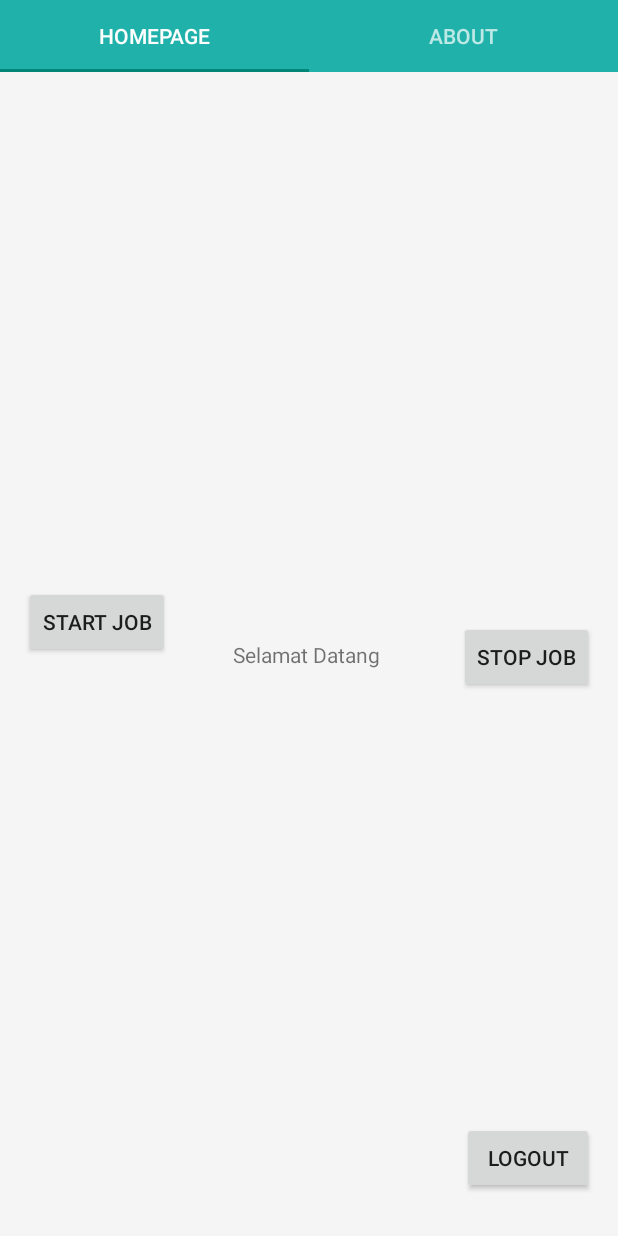
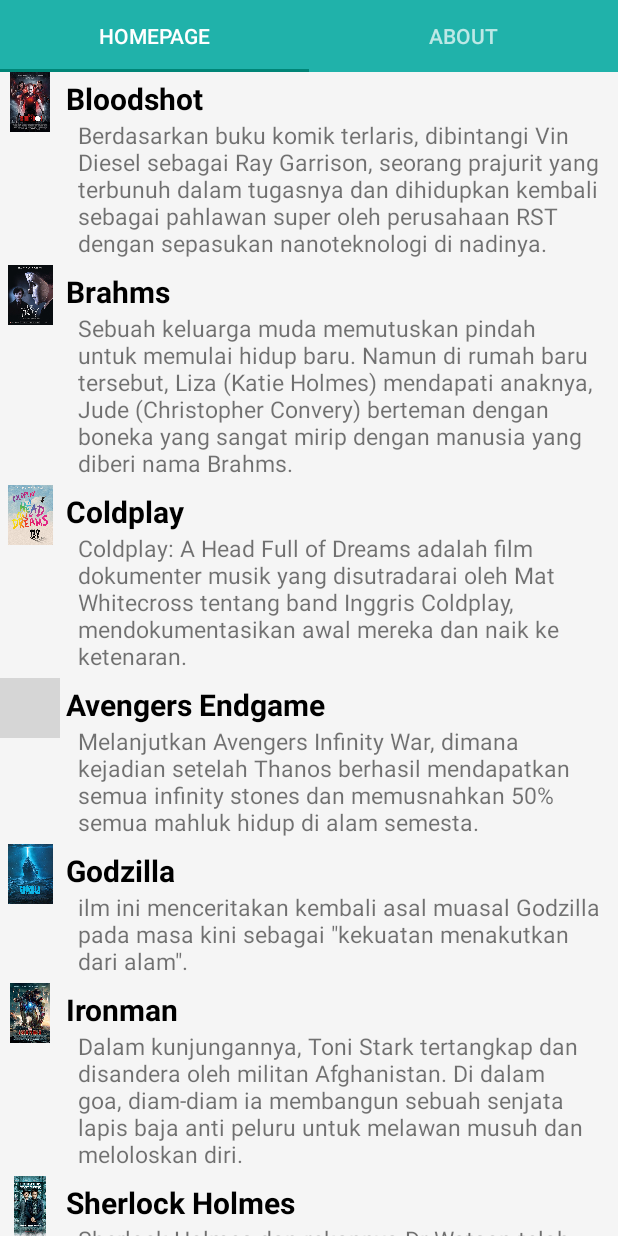
Before and after one commit to Rutfebrianti/ProgAndro, an Android app: the Homepage screen opened directly, with no data from a screen before it, on a phone screen of 412 x 824 dp. Run offline under Robolectric (Android 15) with nearby library versions, the phone set to English and light mode, and no system bars; grey boxes are pictures that could not be loaded.

Commit message:
Add Recycler View for Movie

```diff
--- a/app/src/main/java/com/example/progandro/About.java
+++ b/app/src/main/java/com/example/progandro/About.java
@@ -15,7 +15,6 @@ public class About extends Fragment {
         @Override
         public View onCreateView(@NonNull LayoutInflater inflater, @Nullable ViewGroup viewGroup, @Nullable Bundle savedInstanceState) {
             super.onCreateView(inflater, viewGroup, savedInstanceState);
-            System.out.println("tes");
             return inflater.inflate(R.layout.about_fragment, viewGroup, false);
         }
     }
--- a/app/src/main/java/com/example/progandro/Homepage.java
+++ b/app/src/main/java/com/example/progandro/Homepage.java
@@ -1,43 +1,58 @@
 package com.example.progandro;
 
-import android.content.Context;
-import android.content.Intent;
-import android.content.SharedPreferences;
 import android.os.Bundle;
 import android.view.LayoutInflater;
 import android.view.View;
 import android.view.ViewGroup;
-import android.widget.Button;
-import android.widget.TextView;
 
 import androidx.annotation.NonNull;
+import androidx.annotation.Nullable;
 import androidx.fragment.app.Fragment;
+import androidx.recyclerview.widget.LinearLayoutManager;
+import androidx.recyclerview.widget.RecyclerView;
 
+import java.util.ArrayList;
+import java.util.List;
 
 public class Homepage extends Fragment {
-
-    SharedPreferences sharedPreferences;
-    private Button logout;
+    private List<MovieRecyclerItem> movieRecyclerItemList;
 
     @Override
     public View onCreateView(@NonNull LayoutInflater inflater, ViewGroup viewGroup, Bundle savedInstanceState) {
         super.onCreateView(inflater, viewGroup, savedInstanceState);
         View rootView = inflater.inflate(R.layout.home_fragment, viewGroup, false);
-
-        logout = rootView.findViewById(R.id.logout);
-
-        logout.setOnClickListener(new View.OnClickListener() {
-            @Override
-            public void onClick(View v) {
-                sharedPreferences = getActivity().getSharedPreferences("my_preference", Context.MODE_PRIVATE);
-                SharedPreferences.Editor editor = sharedPreferences.edit();
-                editor.clear();
-                editor.commit();
-                Intent logout = new Intent(getActivity() , Login.class);
-                startActivity(logout);
-            }
-        });
-
+        RecyclerView recyclerView = rootView.findViewById(R.id.recyclerView);
+        RecyclerViewAdapter recyclerViewAdapter = new RecyclerViewAdapter(getContext(), movieRecyclerItemList);
+        recyclerView.setLayoutManager(new LinearLayoutManager(getActivity()));
+        recyclerView.setAdapter(recyclerViewAdapter);
+        recyclerView.setNestedScrollingEnabled(false);
         return rootView;
     }
+    @Override
+    public void onCreate(@Nullable Bundle savedInstanceState) {
+        super.onCreate(savedInstanceState);
+
+        movieRecyclerItemList = new ArrayList<>();
+
+        movieRecyclerItemList.add(new MovieRecyclerItem(R.drawable.bloodshot, "Bloodshot",
+                "Berdasarkan buku komik terlaris, dibintangi Vin Diesel sebagai Ray Garrison, seorang prajurit yang terbunuh dalam tugasnya dan dihidupkan kembali sebagai pahlawan super oleh perusahaan RST dengan sepasukan nanoteknologi di nadinya."));
+
+        movieRecyclerItemList.add(new MovieRecyclerItem(R.drawable.brahms, "Brahms",
+                "Sebuah keluarga muda memutuskan pindah untuk memulai hidup baru. Namun di rumah baru tersebut, Liza (Katie Holmes) mendapati anaknya, Jude (Christopher Convery) berteman dengan boneka yang sangat mirip dengan manusia yang diberi nama Brahms."));
+
+        movieRecyclerItemList.add(new MovieRecyclerItem(R.drawable.coldplay, "Coldplay",
+                "Coldplay: A Head Full of Dreams adalah film dokumenter musik yang disutradarai oleh Mat Whitecross tentang band Inggris Coldplay, mendokumentasikan awal mereka dan naik ke ketenaran."));
+
+        movieRecyclerItemList.add(new MovieRecyclerItem(R.drawable.endgame, "Avengers Endgame",
+                "Melanjutkan Avengers Infinity War, dimana kejadian setelah Thanos berhasil mendapatkan semua infinity stones dan memusnahkan 50% semua mahluk hidup di alam semesta."));
+
+        movieRecyclerItemList.add(new MovieRecyclerItem(R.drawable.godzilla, "Godzilla",
+                "ilm ini menceritakan kembali asal muasal Godzilla pada masa kini sebagai \"kekuatan menakutkan dari alam\"."));
+
+        movieRecyclerItemList.add(new MovieRecyclerItem(R.drawable.ironman, "Ironman",
+                "Dalam kunjungannya, Toni Stark tertangkap dan disandera oleh militan Afghanistan. Di dalam goa, diam-diam ia membangun sebuah senjata lapis baja anti peluru untuk melawan musuh dan meloloskan diri."));
+
+        movieRecyclerItemList.add(new MovieRecyclerItem(R.drawable.sherlock, "Sherlock Holmes",
+                "Sherlock Holmes dan rekannya Dr Watson telah berhasil memenjarakan Lord Blackwood, seorang pembunuh berantai ditakuti yang kemudian dieksekusi. Namun, Blackwood tampaknya telah kembali dari kematian."));
+    }
 }
--- /dev/null
+++ b/app/src/main/java/com/example/progandro/MovieRecyclerItem.java
@@ -0,0 +1,25 @@
+package com.example.progandro;
+
+public class MovieRecyclerItem {
+    private int mImageResource;
+    private String mTitle;
+    private String mDescription;
+
+    public MovieRecyclerItem(int imageResource, String title, String description) {
+        mImageResource = imageResource;
+        mTitle = title;
+        mDescription = description;
+    }
+
+    public int getmImageResource() {
+        return mImageResource;
+    }
+
+    public String getmTitle() {
+        return mTitle;
+    }
+
+    public String getmDescription() {
+        return mDescription;
+    }
+}
--- /dev/null
+++ b/app/src/main/java/com/example/progandro/RecyclerViewAdapter.java
@@ -0,0 +1,56 @@
+package com.example.progandro;
+
+import android.content.Context;
+import android.view.LayoutInflater;
+import android.view.View;
+import android.view.ViewGroup;
+import android.widget.ImageView;
+import android.widget.TextView;
+
+import androidx.annotation.NonNull;
+import androidx.recyclerview.widget.RecyclerView;
+
+import java.util.List;
+
+public class RecyclerViewAdapter extends RecyclerView.Adapter<RecyclerViewAdapter.MyViewHolder> {
+    Context mContext;
+    List<MovieRecyclerItem> movieRecyclerItems;
+
+    public RecyclerViewAdapter(Context mContext, List<MovieRecyclerItem> movieRecyclerItemList) {
+        this.mContext = mContext;
+        this.movieRecyclerItems = movieRecyclerItemList;
+    }
+
+    @NonNull
+    @Override
+    public MyViewHolder onCreateViewHolder(@NonNull ViewGroup viewGroup, int viewType) {
+        View view = LayoutInflater.from(mContext).inflate(R.layout.movie_item, viewGroup, false);
+        MyViewHolder viewHolder = new MyViewHolder(view);
+        return viewHolder;
+    }
+
+    @Override
+    public void onBindViewHolder(@NonNull MyViewHolder holder, int position) {
+        holder.judul.setText(movieRecyclerItems.get(position).getmTitle());
+        holder.descMovie.setText(movieRecyclerItems.get(position).getmDescription());
+        holder.image.setImageResource(movieRecyclerItems.get(position).getmImageResource());
+    }
+
+    @Override
+    public int getItemCount() {
+        return movieRecyclerItems.size();
+    }
+
+    public static class MyViewHolder extends RecyclerView.ViewHolder {
+        private TextView judul;
+        private TextView descMovie;
+        private ImageView image;
+        public MyViewHolder(View itemView) {
+            super(itemView);
+
+            judul = (TextView) itemView.findViewById(R.id.textViewTitle);
+            descMovie = (TextView) itemView.findViewById(R.id.textViewDesc);
+            image = (ImageView) itemView.findViewById(R.id.imageView);
+        }
+    }
+}
--- a/app/src/main/res/layout/home_fragment.xml
+++ b/app/src/main/res/layout/home_fragment.xml
@@ -1,64 +1,14 @@
 <?xml version="1.0" encoding="utf-8"?>
 <androidx.constraintlayout.widget.ConstraintLayout
     xmlns:android="http://schemas.android.com/apk/res/android"
-    xmlns:app="http://schemas.android.com/apk/res-auto"
-    xmlns:tools="http://schemas.android.com/tools"
     android:orientation="vertical"
     android:layout_width="match_parent"
     android:layout_height="match_parent">
 
-<!--    <androidx.recyclerview.widget.RecyclerView-->
-<!--        android:id="@+id/recyclerView"-->
-<!--        android:nestedScrollingEnabled="false"-->
-<!--        android:layout_width="match_parent"-->
-<!--        android:layout_height="wrap_content"/>-->
+    <androidx.recyclerview.widget.RecyclerView
+        android:id="@+id/recyclerView"
+        android:nestedScrollingEnabled="false"
+        android:layout_width="match_parent"
+        android:layout_height="wrap_content"/>
 
-
-    <TextView
-        android:id="@+id/greetings"
-        android:layout_width="wrap_content"
-        android:layout_height="wrap_content"
-        android:text="Selamat Datang "
-        app:layout_constraintBottom_toBottomOf="parent"
-        app:layout_constraintEnd_toEndOf="parent"
-        app:layout_constraintStart_toStartOf="parent"
-        app:layout_constraintTop_toTopOf="parent" />
-
-    <Button
-        android:id="@+id/startJob"
-        android:layout_width="wrap_content"
-        android:layout_height="wrap_content"
-        android:layout_marginTop="324dp"
-        android:onClick="scheduleJob"
-        android:text="@string/start_job"
-        app:layout_constraintBottom_toBottomOf="parent"
-        app:layout_constraintEnd_toEndOf="parent"
-        app:layout_constraintHorizontal_bias="0.051"
-        app:layout_constraintStart_toStartOf="parent"
-        app:layout_constraintTop_toTopOf="parent"
-        app:layout_constraintVertical_bias="0.047" />
-
-    <Button
-        android:id="@+id/stopJob"
-        android:layout_width="wrap_content"
-        android:layout_height="wrap_content"
-        android:onClick="cancelJob"
-        android:text="@string/stop_job"
-        app:layout_constraintBottom_toTopOf="@+id/logout"
-        app:layout_constraintEnd_toEndOf="parent"
-        app:layout_constraintHorizontal_bias="0.95"
-        app:layout_constraintStart_toStartOf="parent"
-        app:layout_constraintTop_toTopOf="parent"
-        app:layout_constraintVertical_bias="0.561" />
-
-    <Button
-        android:id="@+id/logout"
-        android:layout_width="wrap_content"
-        android:layout_height="wrap_content"
-        android:layout_marginBottom="28dp"
-        android:text="@string/logout"
-        app:layout_constraintBottom_toBottomOf="parent"
-        app:layout_constraintEnd_toEndOf="parent"
-        app:layout_constraintHorizontal_bias="0.95"
-        app:layout_constraintStart_toStartOf="parent" />
 </androidx.constraintlayout.widget.ConstraintLayout>
--- /dev/null
+++ b/app/src/main/res/layout/movie_item.xml
@@ -0,0 +1,42 @@
+<?xml version="1.0" encoding="utf-8"?>
+<LinearLayout xmlns:android="http://schemas.android.com/apk/res/android"
+    android:layout_width="match_parent"
+    android:layout_height="wrap_content"
+    android:orientation="horizontal"
+    xmlns:app="http://schemas.android.com/apk/res-auto"
+    app:cardCornerRadius="4dp"
+    android:id="@+id/temp">
+        <ImageView
+            android:layout_width="40dp"
+            android:layout_height="40dp"
+            android:src="@mipmap/ic_launcher_round"
+            android:id="@+id/imageView"
+            android:contentDescription="@string/todo" />
+    <ScrollView
+        android:layout_width="wrap_content"
+        android:layout_height="wrap_content">
+    <LinearLayout
+        android:layout_width="match_parent"
+        android:layout_height="wrap_content"
+        android:layout_margin="4dp"
+        android:orientation="vertical">
+        <TextView
+            android:layout_width="wrap_content"
+            android:layout_height="wrap_content"
+            android:text="@string/title"
+            android:textSize="20sp"
+            android:textStyle="bold"
+            android:textColor="@android:color/black"
+            android:id="@+id/textViewTitle"/>
+
+        <TextView
+            android:id="@+id/textViewDesc"
+            android:layout_width="wrap_content"
+            android:layout_height="wrap_content"
+            android:layout_marginStart="8dp"
+            android:text="@string/description"
+            android:textSize="15sp" />
+    </LinearLayout>
+    </ScrollView>
+
+</LinearLayout>
--- a/app/src/main/res/values/strings.xml
+++ b/app/src/main/res/values/strings.xml
@@ -14,4 +14,7 @@
     <string name="logout">logout</string>
     <string name="stop_job">Stop Job</string>
     <string name="start_job">Start Job</string>
+    <string name="todo">todo</string>
+    <string name="title">title</string>
+    <string name="description">description</string>
 </resources>
```
Also changed, not shown: app/src/main/AndroidManifest.xml (+4 -5 lines), app/src/main/res/drawable-v24/blackPanther.jpg (added), app/src/main/res/drawable-v24/bloodshot.jpg (added), app/src/main/res/drawable-v24/brahms.jpg (added), app/src/main/res/drawable-v24/coldplay.jpg (added), app/src/main/res/drawable-v24/godzilla.jpg (added), app/src/main/res/drawable-v24/ironman.jpg (added), app/src/main/res/drawable-v24/pacificRim.jpeg (added), app/src/main/res/drawable-v24/sherlock.jpg (added), 4 other files.
